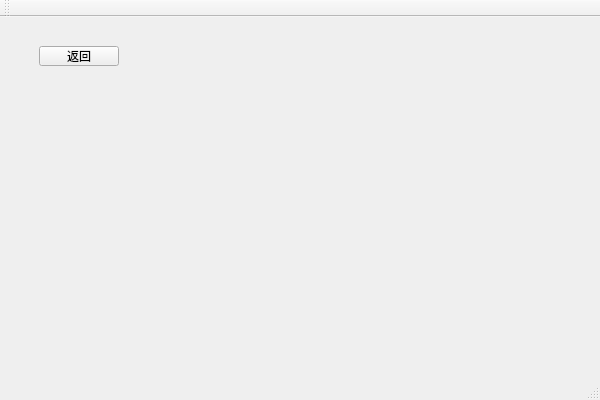
Qt form server/mainwindow.ui (dyzsr/se2019hotel) before a commit.
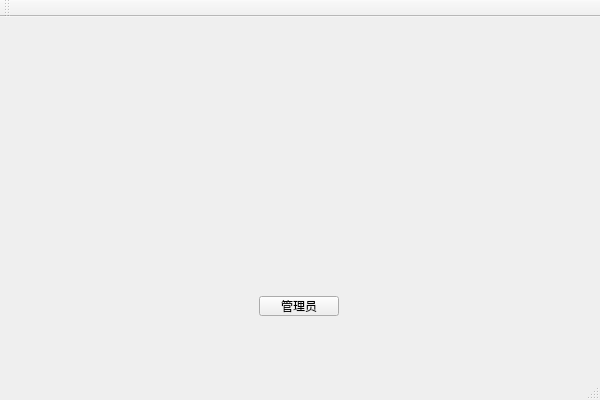
The same form after that commit. The open tabs and pages were chosen to show the change.

Commit message: update client & server change Pipe into a singleton class

```diff
--- a/server/mainwindow.ui
+++ b/server/mainwindow.ui
@@ -32,7 +32,22 @@
     <property name="currentIndex">
      <number>1</number>
     </property>
-    <widget class="QWidget" name="page">
+    <widget class="QWidget" name="page_frontdesk">
+     <widget class="QPushButton" name="bt_callManager">
+      <property name="geometry">
+       <rect>
+        <x>260</x>
+        <y>280</y>
+        <width>80</width>
+        <height>20</height>
+       </rect>
+      </property>
+      <property name="text">
+       <string>管理员</string>
+      </property>
+     </widget>
+    </widget>
+    <widget class="QWidget" name="page_manager1">
      <widget class="QPushButton" name="bt_signIn">
       <property name="geometry">
        <rect>
```
Left out of the diff: 4 changed lines with no effect on the pictures. The commit also changes 22 other files.
